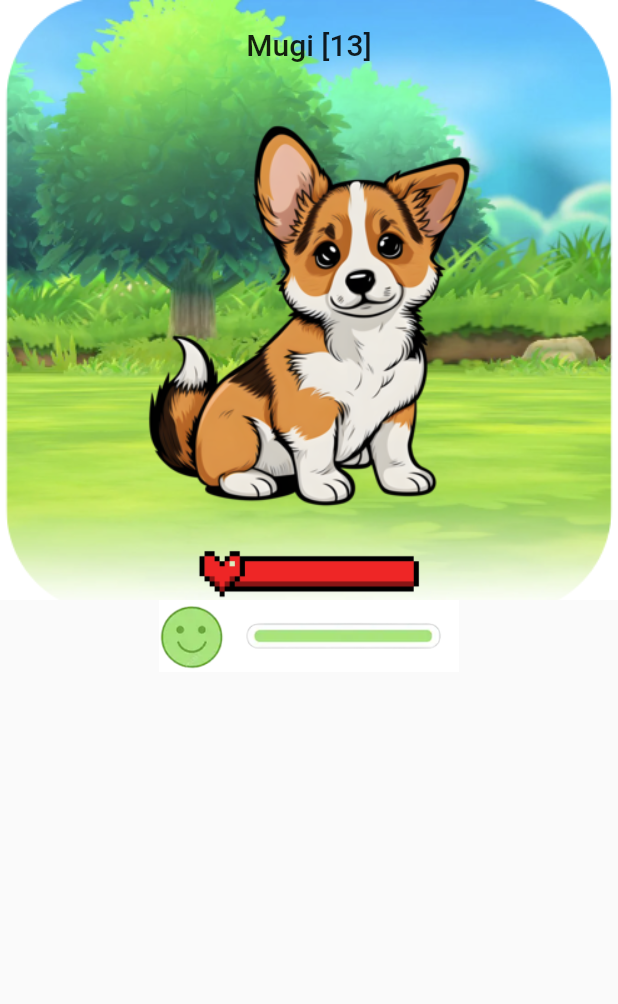
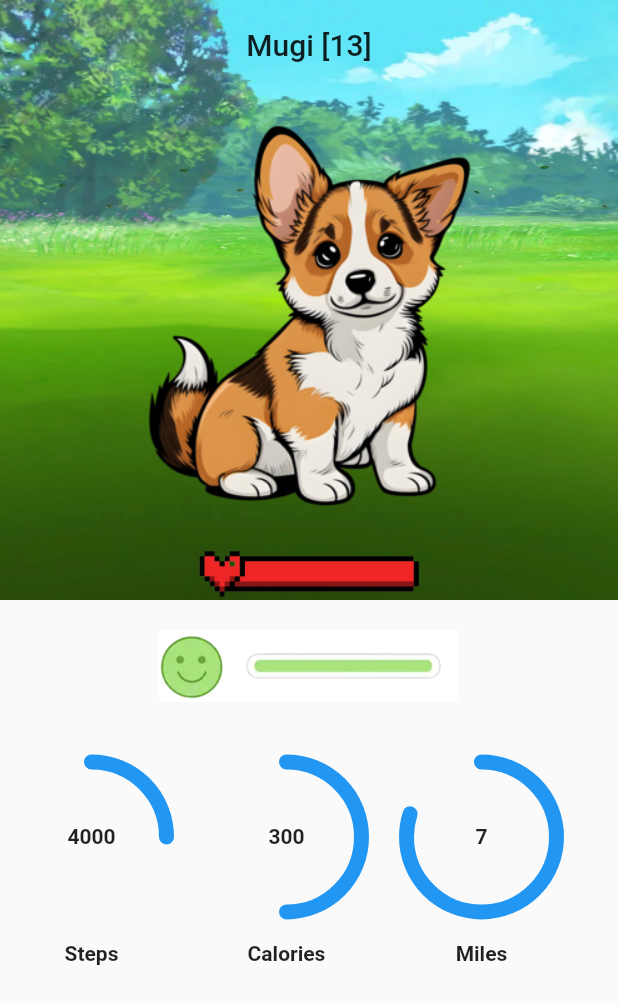
Before and after one commit to Pet-Dometer/App, a Flutter app: the screen it shows after launch, on a phone screen of 412 x 824 dp. Shown: the top 1004 px of the screen. Run offline on Flutter 3.47's test engine with Material 2 defaults, Android fonts, the phone set to English and light mode, and no system bars; generated files the repository leaves out were written again.

Commit message:
Completed pedometer mockup

```diff
--- a/lib/src/app.dart
+++ b/lib/src/app.dart
@@ -70,15 +70,19 @@ class MyApp extends StatelessWidget {
               settings: routeSettings,
               builder: (BuildContext context) {
                 switch (routeSettings.name) {
+                  case CreationView.routeName:
+                    return const CreationView();
                   case HomeView.routeName:
                     return const HomeView();
+                  case PedometerView.routeName:
+                    return const PedometerView();
                   case SettingsView.routeName:
                     return SettingsView(controller: settingsController);
                   case SampleItemDetailsView.routeName:
                     return const SampleItemDetailsView();
                   case SampleItemListView.routeName:
                   default:
-                    return PedometerView();
+                    return const PedometerView();
                 }
               },
             );
--- a/lib/src/pages/pedometer.dart
+++ b/lib/src/pages/pedometer.dart
@@ -20,9 +20,8 @@ class _PedometerState extends State<PedometerView> {
               height: 400,
               decoration: const BoxDecoration(
                 image: DecorationImage(
-                  image: AssetImage('assets/images/background.png'),
-                  fit: BoxFit.fill
-                ),
+                    image: AssetImage('assets/images/background.png'),
+                    fit: BoxFit.fill),
               ),
               child: Column(
                 children: [
@@ -40,10 +39,128 @@ class _PedometerState extends State<PedometerView> {
               ),
             ),
             Column(
+              mainAxisAlignment: MainAxisAlignment.center,
+              mainAxisSize: MainAxisSize.min,
               children: [
+                const SizedBox(height: 20),
                 Image.asset('assets/images/moodbar.png', width: 200),
-                Row(
-
+                const SizedBox(height: 40),
+                const Row(
+                  mainAxisSize: MainAxisSize.min,
+                  mainAxisAlignment: MainAxisAlignment.spaceEvenly,
+                  children: <Widget>[
+                    Column(
+                      children: [
+                        SizedBox(
+                          height: 100,
+                          width: 100,
+                          child: Stack(
+                            children: <Widget>[
+                              Center(
+                                child: SizedBox(
+                                  height: 100,
+                                  width: 100,
+                                  child: CircularProgressIndicator(
+                                    strokeCap: StrokeCap.round,
+                                    strokeWidth: 10,
+                                    value: .25,
+                                  ),
+                                ),
+                              ),
+                              Center(
+                                child: Text(
+                                  '4000',
+                                  style: TextStyle(fontWeight: FontWeight.bold),
+                                ),
+                              ),
+                            ],
+                          ),
+                        ),
+                        SizedBox(height: 20),
+                        Center(
+                          child: Text(
+                            'Steps',
+                            style: TextStyle(fontWeight: FontWeight.bold),
+                          ),
+                        )
+                      ],
+                    ),
+                    SizedBox(width: 30),
+                    Column(
+                      children: [
+                        SizedBox(
+                          height: 100,
+                          width: 100,
+                          child: Stack(
+                            children: <Widget>[
+                              Center(
+                                child: SizedBox(
+                                  height: 100,
+                                  width: 100,
+                                  child: CircularProgressIndicator(
+                                    strokeCap: StrokeCap.round,
+                                    strokeWidth: 10,
+                                    value: .5,
+                                  ),
+                                ),
+                              ),
+                              Center(
+                                child: Text(
+                                  '300',
+                                  style: TextStyle(fontWeight: FontWeight.bold),
+                                ),
+                              ),
+                            ],
+                          ),
+                        ),
+                        SizedBox(height: 20),
+                        Center(
+                          child: Text(
+                            'Calories',
+                            style: TextStyle(fontWeight: FontWeight.bold),
+                          ),
+                        )
+                      ],
+                    ),
+                    SizedBox(width: 30),
+                    Column(
+                      children: [
+                        SizedBox(
+                          height: 100,
+                          width: 100,
+                          child: Stack(
+                            children: <Widget>[
+                              Center(
+                                child: SizedBox(
+                                  height: 100,
+                                  width: 100,
+                                  child: CircularProgressIndicator(
+                                    strokeCap: StrokeCap.round,
+                                    strokeWidth: 10,
+                                    value: .80,
+                                  ),
+                                ),
+                              ),
+                              Center(
+                                child: Text(
+                                  '7',
+                                  style: TextStyle(fontWeight: FontWeight.bold),
+                                ),
+                              ),
+                            ],
+                          ),
+                        ),
+                        SizedBox(height: 20),
+                        Center(
+                          child: Text(
+                            'Miles',
+                            style: TextStyle(fontWeight: FontWeight.bold),
+                          ),
+                        )
+                      ],
+                    ),
+                    SizedBox(width: 30),
+                  ],
                 )
               ],
             )
```
Also changed, not shown: assets/images/background.png.
